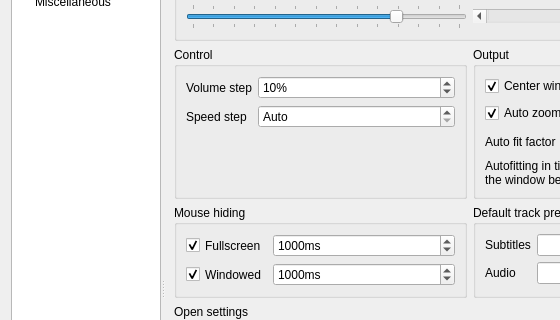
Qt form settingswindow.ui (mpc-qt/mpc-qt) before a commit; both pictures show x 0 to 560 and y 87 to 407 of the 785 by 778 pixel window.
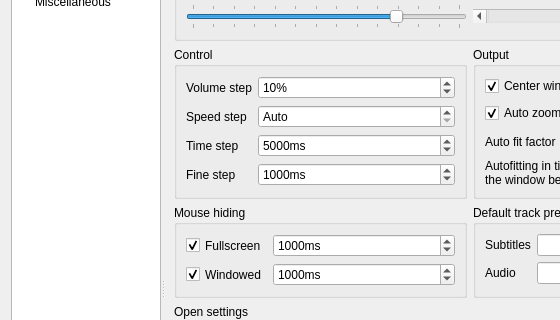
The same form after that commit. The open tabs and pages were chosen to show the change.

Commit message:
settings,manager,main: implement time step customization
Due to an oversight, the translation strings for this will come in the
next commit.

Fixes #156.

```diff
--- a/settingswindow.ui
+++ b/settingswindow.ui
@@ -822,6 +822,52 @@
                 </property>
                </widget>
               </item>
+              <item row="2" column="0">
+               <widget class="QLabel" name="playbackTimeStepLabel">
+                <property name="text">
+                 <string>Time step</string>
+                </property>
+               </widget>
+              </item>
+              <item row="3" column="0">
+               <widget class="QLabel" name="playbackFineStepLabel">
+                <property name="text">
+                 <string>Fine step</string>
+                </property>
+               </widget>
+              </item>
+              <item row="2" column="1">
+               <widget class="QSpinBox" name="playbackTimeStep">
+                <property name="suffix">
+                 <string>ms</string>
+                </property>
+                <property name="minimum">
+                 <number>1</number>
+                </property>
+                <property name="maximum">
+                 <number>60000</number>
+                </property>
+                <property name="value">
+                 <number>5000</number>
+                </property>
+               </widget>
+              </item>
+              <item row="3" column="1">
+               <widget class="QSpinBox" name="playbackFineStep">
+                <property name="suffix">
+                 <string>ms</string>
+                </property>
+                <property name="minimum">
+                 <number>1</number>
+                </property>
+                <property name="maximum">
+                 <number>60000</number>
+                </property>
+                <property name="value">
+                 <number>1000</number>
+                </property>
+               </widget>
+              </item>
              </layout>
             </widget>
            </item>
```
Left out of the diff: 6 changed lines with no effect on the pictures. The commit also changes 5 other files.
